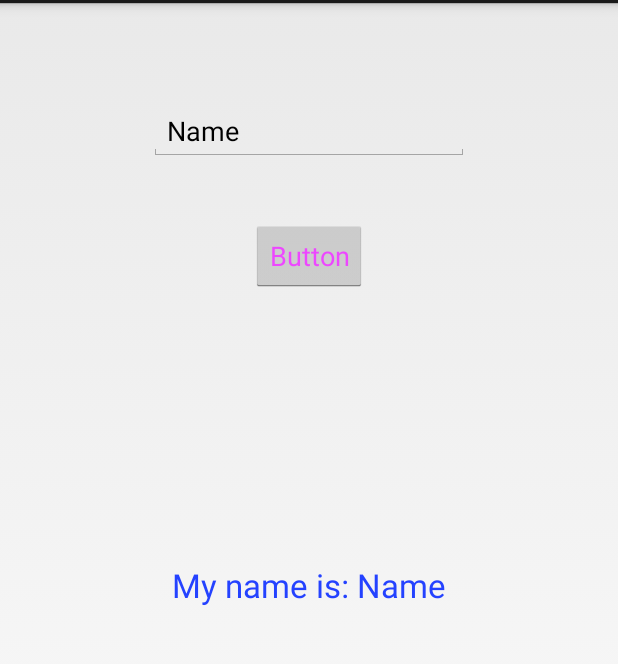
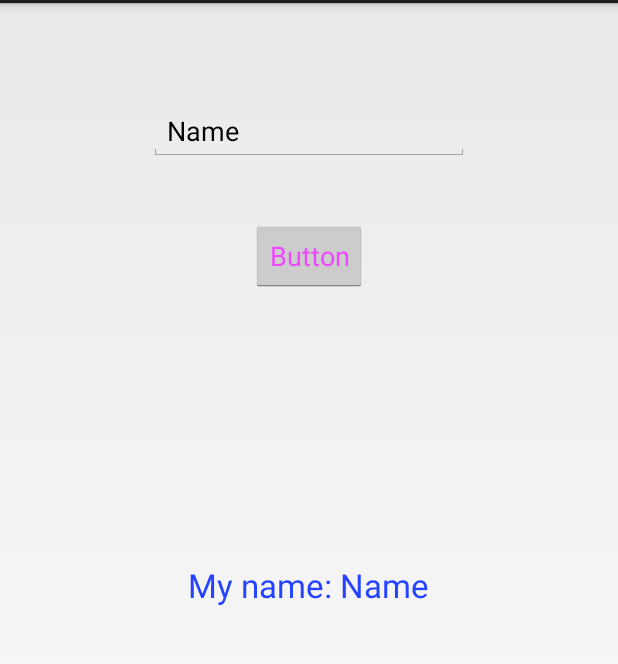
Before and after one commit to ceceliabrower/FirstApp, an Android app: the screen it shows after launch (MainActivity), after a tap on "Button", on a phone screen of 412 x 824 dp, the part 69-733 px from its top. Run offline under Robolectric (Android 15) with nearby library versions, the phone set to English and light mode, and no system bars.

Commit message:
New text added

```diff
--- a/app/src/main/java/com/cecebrower/hellotuesday2/MainActivity.java
+++ b/app/src/main/java/com/cecebrower/hellotuesday2/MainActivity.java
@@ -24,7 +24,7 @@ public class MainActivity extends Activity {
 
                 EditText e = (EditText)(findViewById(R.id.editText));
                 TextView t = (TextView)(findViewById(R.id.textView));
-                t.setText("My name is: "+e.getText());
+                t.setText("My name: "+e.getText());
             }
         });
     }
--- a/app/src/main/res/layout/activity_main.xml
+++ b/app/src/main/res/layout/activity_main.xml
@@ -29,7 +29,7 @@
         android:layout_width="wrap_content"
         android:layout_height="wrap_content"
         android:textAppearance="?android:attr/textAppearanceLarge"
-        android:text="My name is:"
+        android:text="My name:"
         android:id="@+id/textView"
         android:layout_centerVertical="true"
         android:layout_centerHorizontal="true"
```
